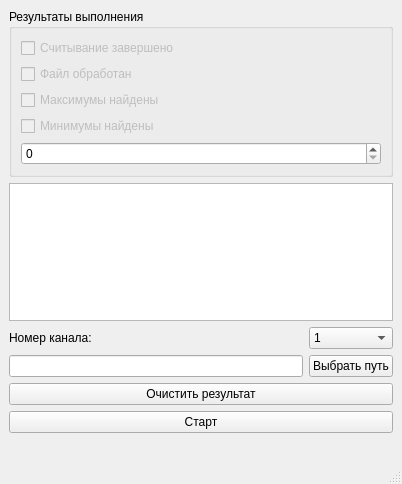
Innael/origin, file Qt/DZ6/Variant1/ChartsGraphic/mainwindow.ui: the form before one commit.
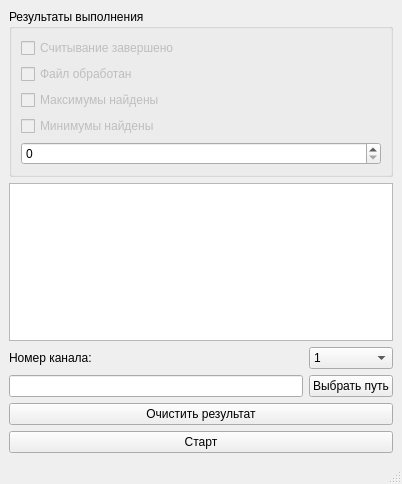
The form after the commit.

The edit to the form file:
```diff
--- a/Qt/DZ6/Variant1/ChartsGraphic/mainwindow.ui
+++ b/Qt/DZ6/Variant1/ChartsGraphic/mainwindow.ui
@@ -140,13 +140,6 @@
       </layout>
      </widget>
     </item>
-    <item row="6" column="0" colspan="2">
-     <widget class="QLabel" name="lb_read_succes">
-      <property name="text">
-       <string/>
-      </property>
-     </widget>
-    </item>
    </layout>
   </widget>
   <widget class="QMenuBar" name="menubar">
```
Left out of the diff: 48 changed lines with no effect on the pictures.
